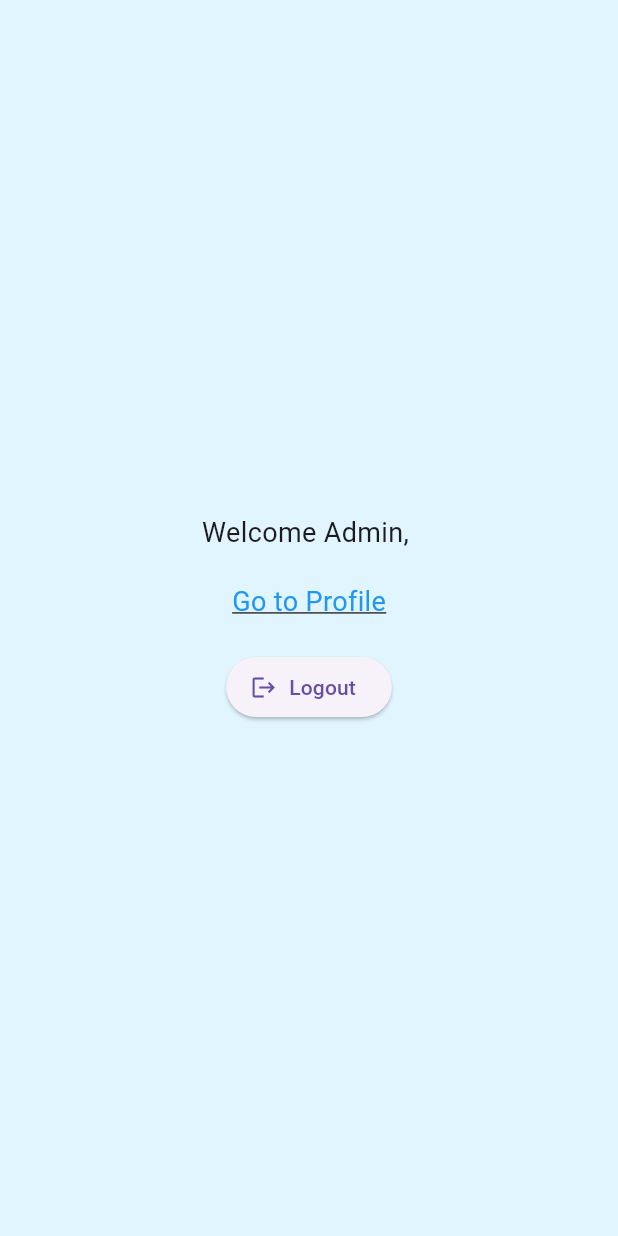
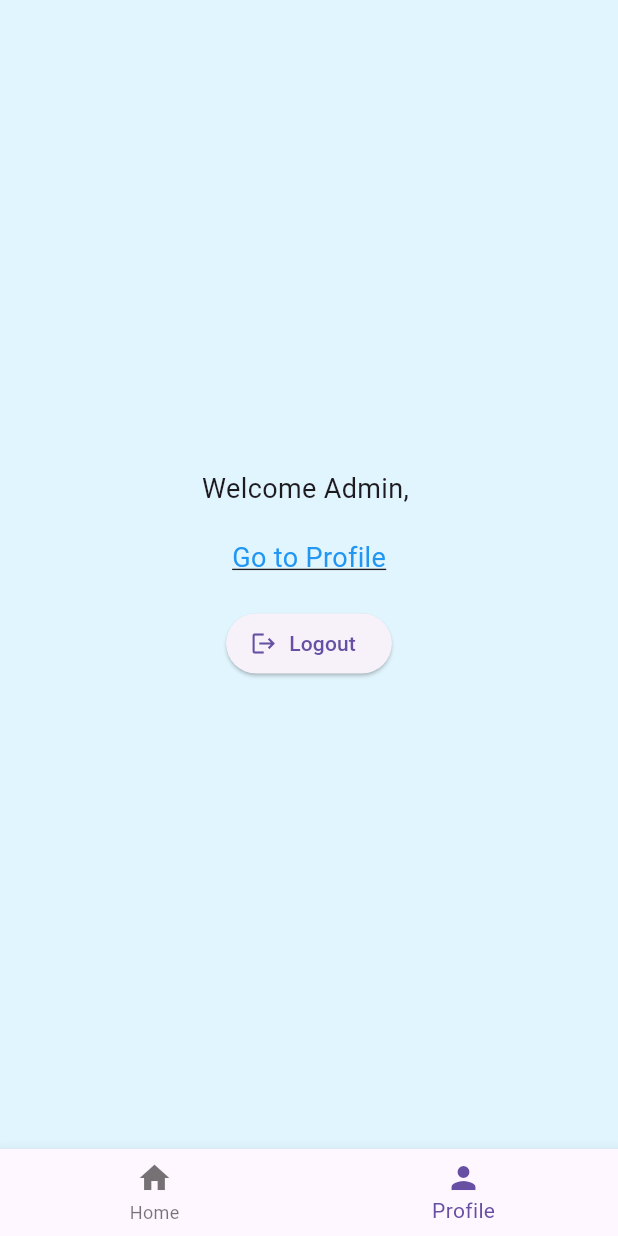
Before and after one commit to aung-khantkyaw/echoread, a Flutter app: the AdminPage screen opened by its route, on a phone screen of 412 x 824 dp. Run offline on Flutter 3.47's test engine with Material 3 defaults, Android fonts, the light colour scheme and no system bars; our stand-ins replace cloud_firestore, firebase_auth, firebase_core, shared_preferences; accounts and stored records are empty.

Commit message:
modified: fixed warning codes

```diff
--- /dev/null
+++ b/lib/core/widgets/bottom_nav_bar.dart
@@ -0,0 +1,71 @@
+import 'package:flutter/material.dart';
+import 'package:shared_preferences/shared_preferences.dart';
+
+class BottomNavBar extends StatefulWidget {
+  final int currentIndex;
+
+  const BottomNavBar({super.key, required this.currentIndex});
+
+  @override
+  State<BottomNavBar> createState() => _BottomNavBarState();
+}
+
+class _BottomNavBarState extends State<BottomNavBar> {
+  String userRole = '';
+
+  @override
+  void initState() {
+    super.initState();
+    _loadUserRole();
+  }
+
+  Future<void> _loadUserRole() async {
+    final prefs = await SharedPreferences.getInstance();
+    setState(() {
+      userRole = prefs.getString('userRole') ?? '';
+    });
+  }
+
+  void _onItemTapped(BuildContext context, int index) {
+    switch (index) {
+      case 0:
+        if (ModalRoute.of(context)?.settings.name != '/home') {
+          Navigator.pushReplacementNamed(context, '/home');
+        }
+        break;
+      case 1:
+        if (userRole == 'admin') {
+          if (ModalRoute.of(context)?.settings.name != '/admin') {
+            Navigator.pushReplacementNamed(context, '/admin');
+          }
+        } else if (userRole == 'user') {
+          if (ModalRoute.of(context)?.settings.name != '/profile') {
+            Navigator.pushReplacementNamed(context, '/profile');
+          }
+        } else {
+          ScaffoldMessenger.of(context).showSnackBar(
+            const SnackBar(content: Text('Access denied: Not an admin')),
+          );
+        }
+        break;
+    }
+  }
+
+  @override
+  Widget build(BuildContext context) {
+    return BottomNavigationBar(
+      currentIndex: widget.currentIndex,
+      onTap: (index) => _onItemTapped(context, index),
+      items: const [
+        BottomNavigationBarItem(
+          icon: Icon(Icons.home),
+          label: 'Home',
+        ),
+        BottomNavigationBarItem(
+          icon: Icon(Icons.person),
+          label: 'Profile',
+        ),
+      ],
+    );
+  }
+}
--- a/lib/features/admin/presentation/screens/admin_screen.dart
+++ b/lib/features/admin/presentation/screens/admin_screen.dart
@@ -1,9 +1,10 @@
 import 'package:flutter/material.dart';
 
+import 'package:echoread/core/widgets/bottom_nav_bar.dart';
 import '../widgets/admin_page.dart';
 
 class AdminPage extends StatelessWidget {
-  const AdminPage({Key? key}) : super(key: key);
+  const AdminPage({super.key});
   static const String routeName = '/admin';
 
   @override
@@ -14,6 +15,7 @@ class AdminPage extends StatelessWidget {
         padding: const EdgeInsets.all(16.0),
         child: Admin(),
       ),
+      bottomNavigationBar: const BottomNavBar(currentIndex: 1),
     );
   }
 }
--- a/lib/features/admin/presentation/widgets/admin_page.dart
+++ b/lib/features/admin/presentation/widgets/admin_page.dart
@@ -4,7 +4,7 @@ import 'package:echoread/core/utils/func.dart';
 import 'package:echoread/features/auth/services/auth_service.dart';
 
 class Admin extends StatefulWidget {
-  const Admin({Key? key}) : super(key: key);
+  const Admin({super.key});
 
   @override
   State<Admin> createState() => _AdminState();
@@ -16,7 +16,7 @@ class _AdminState extends State<Admin> {
 
   @override
   Widget build(BuildContext context) {
-    final AuthService _authService = AuthService();
+    final AuthService authService = AuthService();
 
     return FutureBuilder<Map<String, dynamic>?>(
       future: getUserDetail(),
@@ -47,7 +47,7 @@ class _AdminState extends State<Admin> {
               ElevatedButton.icon(
                 icon: const Icon(Icons.logout),
                 label: const Text('Logout'),
-                onPressed: () => _authService.logout(context),
+                onPressed: () => authService.logout(context),
               ),
             ],
           ),
--- a/lib/features/auth/presentation/screens/login_screen.dart
+++ b/lib/features/auth/presentation/screens/login_screen.dart
@@ -3,7 +3,7 @@ import 'package:flutter/material.dart';
 import '../widgets/login_form.dart';
 
 class LoginPage extends StatelessWidget {
-  const LoginPage({Key? key}) : super(key: key);
+  const LoginPage({super.key});
   static const String routeName = '/login';
 
   @override
--- a/lib/features/auth/presentation/screens/registration_screen.dart
+++ b/lib/features/auth/presentation/screens/registration_screen.dart
@@ -3,7 +3,7 @@ import 'package:flutter/material.dart';
 import '../widgets/registration_form.dart';
 
 class RegistrationPage extends StatelessWidget {
-  const RegistrationPage({Key? key}) : super(key: key);
+  const RegistrationPage({super.key});
   static const String routeName = '/registration';
 
   @override
--- a/lib/features/auth/presentation/widgets/login_form.dart
+++ b/lib/features/auth/presentation/widgets/login_form.dart
@@ -2,11 +2,11 @@ import 'package:firebase_auth/firebase_auth.dart';
 import 'package:flutter/material.dart';
 
 import 'package:echoread/core/utils/validators.dart';
-import 'package:echoread/core/widgets/commonInputDecoration.dart';
+import 'package:echoread/core/widgets/common_input_decoration.dart';
 import '../../services/auth_service.dart';
 
 class LoginForm extends StatefulWidget {
-  const LoginForm({Key? key}) : super(key: key);
+  const LoginForm({super.key});
 
   @override
   State<LoginForm> createState() => _LoginFormState();
--- a/lib/features/auth/presentation/widgets/registration_form.dart
+++ b/lib/features/auth/presentation/widgets/registration_form.dart
@@ -1,11 +1,11 @@
 import 'package:flutter/material.dart';
 
 import 'package:echoread/core/utils/validators.dart';
-import 'package:echoread/core/widgets/commonInputDecoration.dart';
+import 'package:echoread/core/widgets/common_input_decoration.dart';
 import '../../services/auth_service.dart';
 
 class RegistrationForm extends StatefulWidget {
-  const RegistrationForm({Key? key}) : super(key: key);
+  const RegistrationForm({super.key});
 
   @override
   State<RegistrationForm> createState() => _RegistrationFormState();
--- a/lib/features/auth/services/auth_service.dart
+++ b/lib/features/auth/services/auth_service.dart
@@ -1,3 +1,5 @@
+import 'dart:developer';
+
 import 'package:cloud_firestore/cloud_firestore.dart';
 import 'package:firebase_auth/firebase_auth.dart';
 import 'package:flutter/cupertino.dart';
@@ -68,7 +70,7 @@ class AuthService {
       return null;
     }
     catch (e) {
-      print('Unexpected error: $e');
+      log('Unexpected error: $e');
       rethrow;
     }
   }
@@ -90,6 +92,6 @@ class AuthService {
     await prefs.setString('userName', name);
     await prefs.setString('userEmail', email);
     await prefs.setString('userRole', role);
-    await prefs.setString('userProfileImg', profileImg ?? '' );
+    await prefs.setString('userProfileImg', profileImg);
   }
 }
--- a/lib/features/user/presentation/screens/home_screen.dart
+++ b/lib/features/user/presentation/screens/home_screen.dart
@@ -1,9 +1,10 @@
 import 'package:flutter/material.dart';
 
+import 'package:echoread/core/widgets/bottom_nav_bar.dart';
 import '../widgets/home_page.dart';
 
 class HomePage extends StatelessWidget {
-  const HomePage({Key? key}) : super(key: key);
+  const HomePage({super.key});
   static const String routeName = '/home';
 
   @override
@@ -14,6 +15,7 @@ class HomePage extends StatelessWidget {
         padding: const EdgeInsets.all(16.0),
         child: Home(),
       ),
+      bottomNavigationBar: const BottomNavBar(currentIndex: 0),
     );
   }
 }
--- a/lib/features/user/presentation/screens/profile_screen.dart
+++ b/lib/features/user/presentation/screens/profile_screen.dart
@@ -1,10 +1,11 @@
 import 'package:flutter/material.dart';
 
+import 'package:echoread/core/widgets/bottom_nav_bar.dart';
 import '../widgets/profile_page.dart';
 
 class ProfilePage extends StatelessWidget {
-  const ProfilePage({Key? key}) : super(key: key);
-  static const String routeName = '/Profile';
+  const ProfilePage({super.key});
+  static const String routeName = '/profile';
 
   @override
   Widget build(BuildContext context) {
@@ -14,6 +15,7 @@ class ProfilePage extends StatelessWidget {
         padding: const EdgeInsets.all(16.0),
         child: Profile(),
       ),
+      bottomNavigationBar: const BottomNavBar(currentIndex: 1),
     );
   }
 }
--- a/lib/features/user/presentation/widgets/home_page.dart
+++ b/lib/features/user/presentation/widgets/home_page.dart
@@ -4,7 +4,7 @@ import 'package:echoread/core/utils/func.dart';
 import 'package:echoread/features/auth/services/auth_service.dart';
 
 class Home extends StatefulWidget {
-  const Home({Key? key}) : super(key: key);
+  const Home({super.key});
 
   @override
   State<Home> createState() => _HomeState();
@@ -16,7 +16,7 @@ class _HomeState extends State<Home> {
 
   @override
   Widget build(BuildContext context) {
-    final AuthService _authService = AuthService();
+    final AuthService authService = AuthService();
 
     return FutureBuilder<Map<String, dynamic>?>(
       future: getUserDetail(),
@@ -47,7 +47,7 @@ class _HomeState extends State<Home> {
               ElevatedButton.icon(
                 icon: const Icon(Icons.logout),
                 label: const Text('Logout'),
-                onPressed: () => _authService.logout(context),
+                onPressed: () => authService.logout(context),
               ),
             ],
           ),
--- a/lib/features/user/presentation/widgets/profile_page.dart
+++ b/lib/features/user/presentation/widgets/profile_page.dart
@@ -4,7 +4,7 @@ import 'package:echoread/core/utils/func.dart';
 import 'package:echoread/features/auth/services/auth_service.dart';
 
 class Profile extends StatefulWidget {
-  const Profile({Key? key}) : super(key: key);
+  const Profile({super.key});
 
   @override
   State<Profile> createState() => _ProfileState();
@@ -16,7 +16,7 @@ class _ProfileState extends State<Profile> {
 
   @override
   Widget build(BuildContext context) {
-    final AuthService _authService = AuthService();
+    final AuthService authService = AuthService();
 
     return FutureBuilder<Map<String, dynamic>?>(
       future: getUserDetail(),
@@ -37,7 +37,7 @@ class _ProfileState extends State<Profile> {
               ElevatedButton.icon(
                 icon: const Icon(Icons.logout),
                 label: const Text('Logout'),
-                onPressed: () => _authService.logout(context),
+                onPressed: () => authService.logout(context),
               ),
             ],
           ),
```
Also changed, not shown: lib/main.dart (+26 -20 lines), lib/core/widgets/common_input_decoration.dart (renamed from lib/core/widgets/commonInputDecoration.dart).
